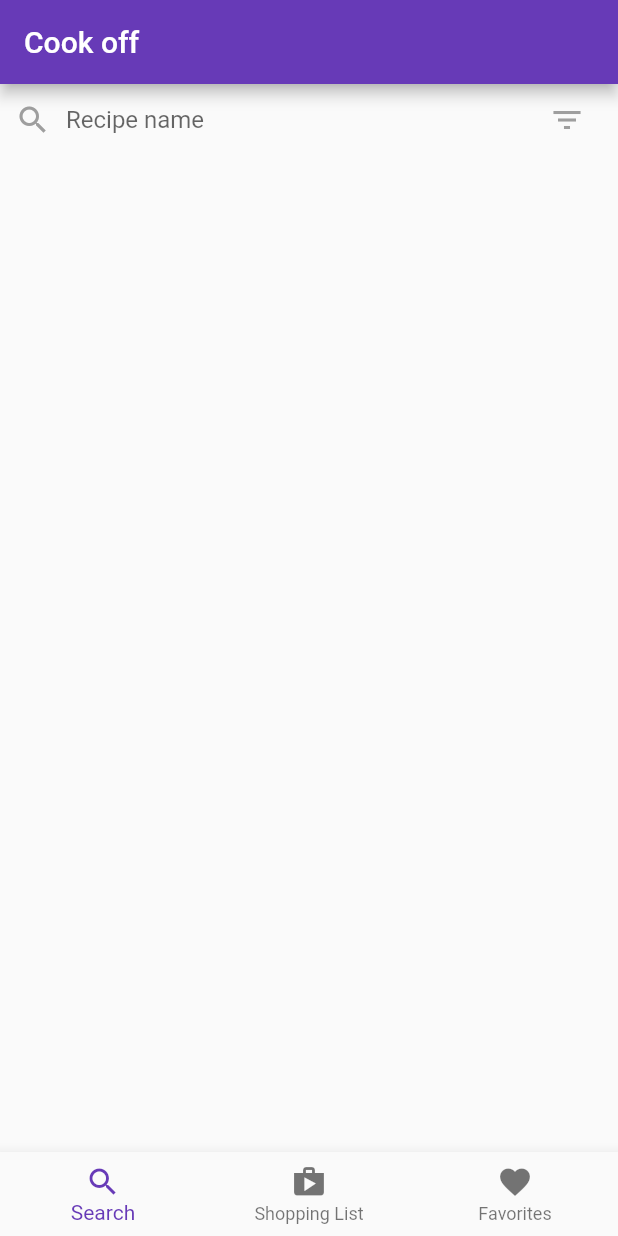
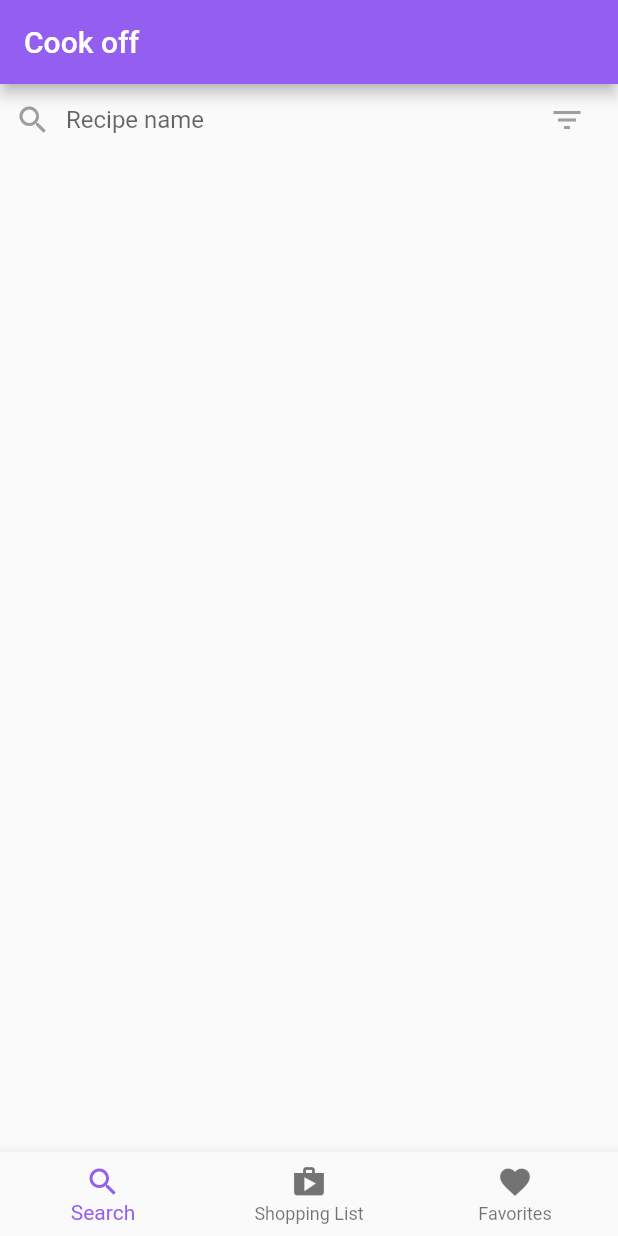
Before and after one commit to Mana-One/cook-off, a Flutter app: the screen it shows after launch, on a phone screen of 412 x 824 dp. Run offline on Flutter 3.47's test engine with Material 2 defaults, Android fonts, the phone set to English and light mode, and no system bars; our stand-ins replace flutter_dotenv, flutter_riverpod.

Commit message:
updated primary swatch

```diff
--- a/lib/main.dart
+++ b/lib/main.dart
@@ -21,9 +21,23 @@ class MyApp extends StatelessWidget {
     return MaterialApp(
       title: 'Flutter Demo',
       theme: ThemeData(
-        primarySwatch: Colors.deepPurple,
+        primarySwatch: const MaterialColor(
+          0xFF945FF1,
+          {
+            50: Color.fromRGBO(148, 95, 241, .1),
+            100: Color.fromRGBO(148, 95, 241, .2),
+            200: Color.fromRGBO(148, 95, 241, .3),
+            300: Color.fromRGBO(148, 95, 241, .4),
+            400: Color.fromRGBO(148, 95, 241, .5),
+            500: Color.fromRGBO(148, 95, 241, .6),
+            600: Color.fromRGBO(148, 95, 241, .7),
+            700: Color.fromRGBO(148, 95, 241, .8),
+            800: Color.fromRGBO(148, 95, 241, .9),
+            900: Color.fromRGBO(148, 95, 241, 1),
+          },
+        ),
         chipTheme: const ChipThemeData(
-          backgroundColor: Color.fromARGB(255, 148, 95, 241),
+          backgroundColor: Color.fromRGBO(148, 95, 241, 1),
           deleteIconColor: Colors.white,
           labelStyle: TextStyle(
             color: Colors.white,
```
